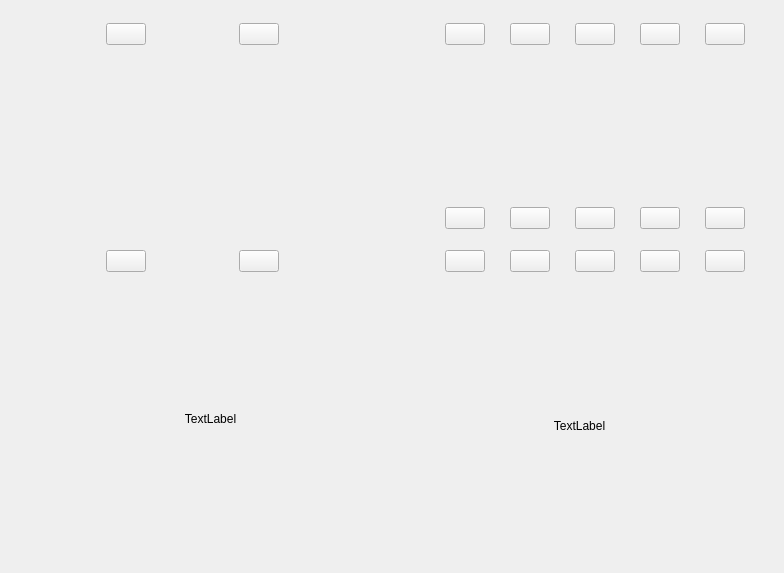
Before: the Qt Designer form ibed/controls/bedwidget.ui in semerlin/ibed, drawn with Qt 5.
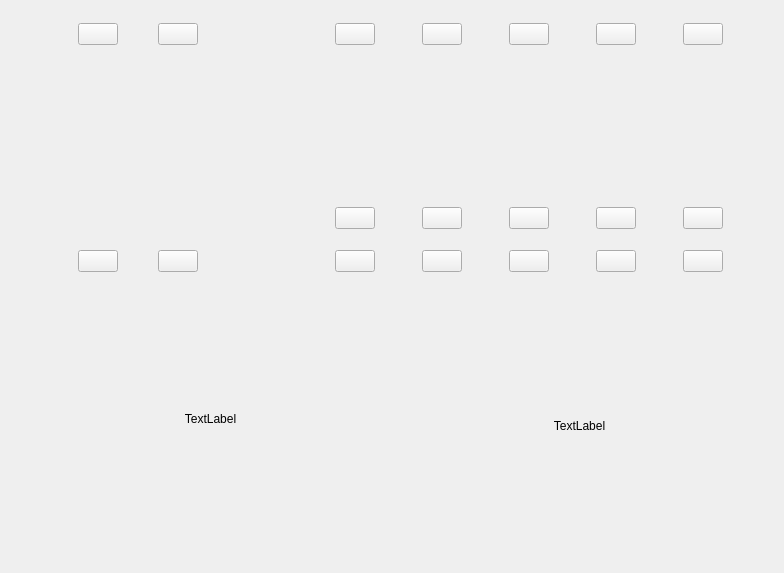
After: the same form once the commit is applied. Custom widgets are drawn as their Qt base class.

What changed in the file:
```diff
--- a/ibed/controls/bedwidget.ui
+++ b/ibed/controls/bedwidget.ui
@@ -34,8 +34,42 @@
         <property name="bottomMargin">
          <number>3</number>
         </property>
+        <item>
+         <spacer name="horizontalSpacer_2">
+          <property name="orientation">
+           <enum>Qt::Horizontal</enum>
+          </property>
+          <property name="sizeType">
+           <enum>QSizePolicy::Fixed</enum>
+          </property>
+          <property name="sizeHint" stdset="0">
+           <size>
+            <width>25</width>
+            <height>20</height>
+           </size>
+          </property>
+         </spacer>
+        </item>
         <item>
          <widget class="QWidget" name="widgetControl1" native="true">
+          <property name="sizePolicy">
+           <sizepolicy hsizetype="Fixed" vsizetype="Preferred">
+            <horstretch>0</horstretch>
+            <verstretch>0</verstretch>
+           </sizepolicy>
+          </property>
+          <property name="minimumSize">
+           <size>
+            <width>200</width>
+            <height>0</height>
+           </size>
+          </property>
+          <property name="maximumSize">
+           <size>
+            <width>200</width>
+            <height>16777215</height>
+           </size>
+          </property>
           <property name="styleSheet">
            <string notr="true"/>
           </property>
@@ -137,6 +171,12 @@
         </item>
         <item>
          <widget class="QWidget" name="widget_3" native="true">
+          <property name="sizePolicy">
+           <sizepolicy hsizetype="Preferred" vsizetype="Preferred">
+            <horstretch>0</horstretch>
+            <verstretch>0</verstretch>
+           </sizepolicy>
+          </property>
           <property name="styleSheet">
            <string notr="true"/>
           </property>
```
